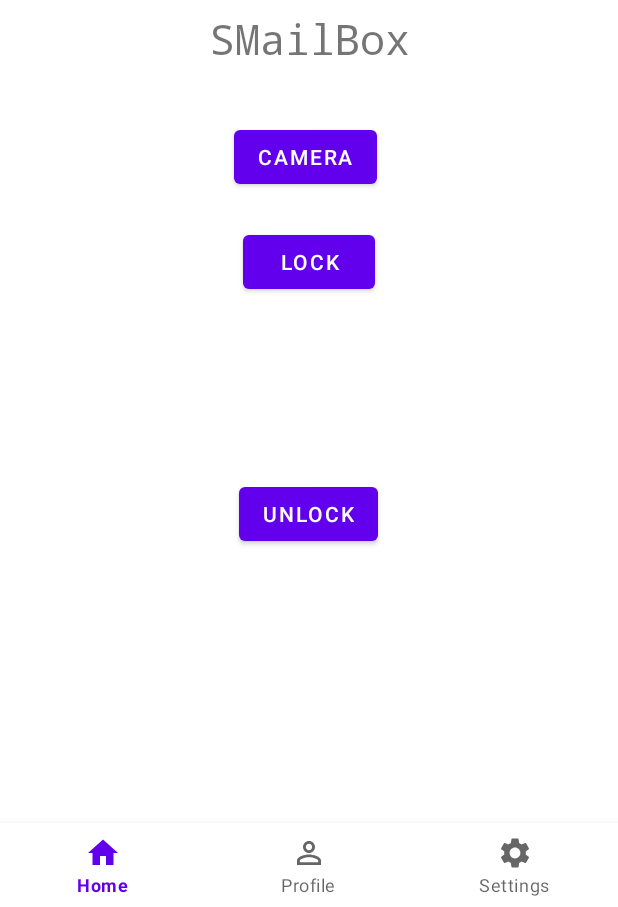
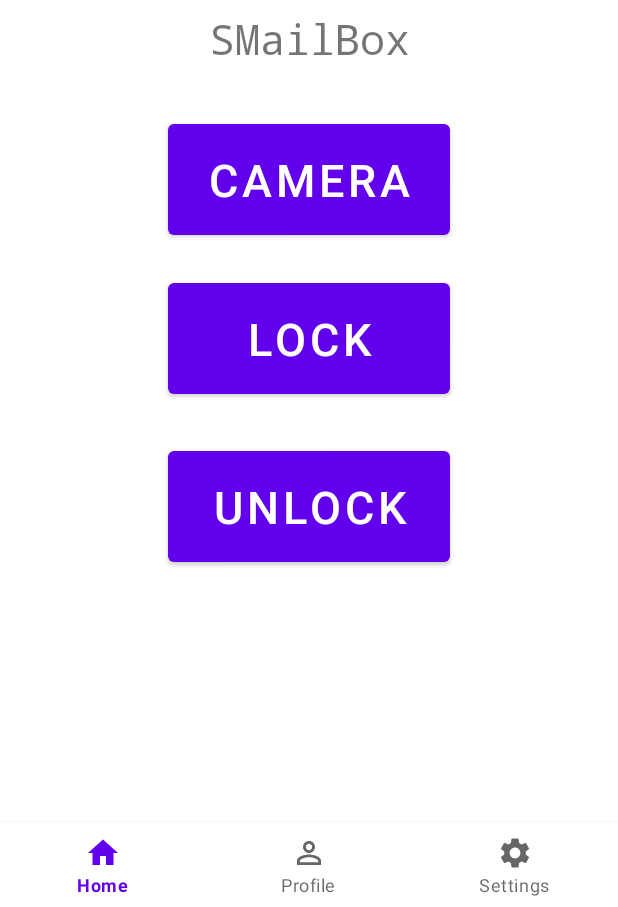
Before and after one commit to mynamehanul/Smail-Box-Application, an Android app: the layout activity_main.xml on its own in the app's theme, with its tools: preview values and no code run, on a phone screen of 412 x 824 dp, the part 329-1236 px from its top. Run offline under Robolectric (Android 15) with nearby library versions, the phone set to English and light mode, and no system bars.

Commit message:
Edited the button size

```diff
--- /dev/null
+++ b/app/src/main/res/drawable/baseline_camera_alt_24.xml
@@ -0,0 +1,6 @@
+<vector android:height="24dp" android:tint="#000000"
+    android:viewportHeight="24" android:viewportWidth="24"
+    android:width="24dp" xmlns:android="http://schemas.android.com/apk/res/android">
+    <path android:fillColor="@android:color/white" android:pathData="M12,12m-3.2,0a3.2,3.2 0,1 1,6.4 0a3.2,3.2 0,1 1,-6.4 0"/>
+    <path android:fillColor="@android:color/white" android:pathData="M9,2L7.17,4L4,4c-1.1,0 -2,0.9 -2,2v12c0,1.1 0.9,2 2,2h16c1.1,0 2,-0.9 2,-2L22,6c0,-1.1 -0.9,-2 -2,-2h-3.17L15,2L9,2zM12,17c-2.76,0 -5,-2.24 -5,-5s2.24,-5 5,-5 5,2.24 5,5 -2.24,5 -5,5z"/>
+</vector>
--- a/app/src/main/res/layout/activity_main.xml
+++ b/app/src/main/res/layout/activity_main.xml
@@ -40,44 +40,45 @@
         app:layout_constraintVertical_bias="0.34" />
 
     <Button
-        android:id="@+id/button"
-        android:layout_width="wrap_content"
-        android:layout_height="wrap_content"
-        android:layout_alignParentBottom="true"
-        android:layout_centerHorizontal="true"
-        android:layout_marginStart="4dp"
-        android:layout_marginBottom="238dp"
-        android:text="Unlock"
-        app:layout_constraintStart_toStartOf="@+id/button3"
-        app:layout_constraintTop_toTopOf="parent" />
-
-    <Button
-        android:id="@+id/button2"
-        android:layout_width="wrap_content"
-        android:layout_height="wrap_content"
-        android:layout_alignParentTop="true"
-        android:layout_centerHorizontal="true"
-        android:layout_marginStart="4dp"
-        android:layout_marginTop="370dp"
-        android:layout_marginBottom="20dp"
-        android:text="Lock"
-        app:layout_constraintBottom_toTopOf="@+id/button3"
-        app:layout_constraintStart_toStartOf="@+id/button3" />
-
-    <Button
-        android:id="@+id/button3"
-        android:layout_width="wrap_content"
-        android:layout_height="wrap_content"
+        android:id="@+id/camerabutton"
+        android:layout_width="188dp"
+        android:layout_height="86dp"
         android:layout_alignParentStart="true"
         android:layout_alignParentTop="true"
-        android:layout_centerHorizontal="true"
-        android:layout_marginStart="156dp"
-        android:layout_marginTop="300dp"
+        android:layout_marginStart="112dp"
+        android:layout_marginTop="296dp"
         android:text="Camera"
+        android:textSize="30sp"
         app:layout_constraintEnd_toEndOf="parent"
         app:layout_constraintHorizontal_bias="0.471"
         app:layout_constraintStart_toStartOf="parent"
-        app:layout_constraintTop_toBottomOf="@+id/button" />
+        app:layout_constraintTop_toBottomOf="@+id/unlockbutton" />
+
+    <Button
+        android:id="@+id/lockbutton"
+        android:layout_width="188dp"
+        android:layout_height="86dp"
+        android:layout_below="@+id/camerabutton"
+        android:layout_centerHorizontal="true"
+        android:layout_marginStart="4dp"
+        android:layout_marginTop="20dp"
+        android:layout_marginBottom="20dp"
+        android:text="Lock"
+        android:textSize="30sp"
+        app:layout_constraintBottom_toTopOf="@+id/unlockbutton"
+        app:layout_constraintStart_toStartOf="@+id/unlockbutton" />
+
+    <Button
+        android:id="@+id/unlockbutton"
+        android:layout_width="188dp"
+        android:layout_height="86dp"
+        android:layout_below="@+id/lockbutton"
+        android:layout_centerHorizontal="true"
+        android:layout_marginTop="6dp"
+        android:text="Unlock"
+        android:textSize="30sp"
+        app:layout_constraintStart_toStartOf="@+id/camerabutton"
+        app:layout_constraintTop_toTopOf="parent" />
 
     <FrameLayout
         android:layout_width="0dp"
```
Also changed, not shown: app/src/main/res/layout/activity_home.xml (+16 -13 lines), app/src/main/res/drawable/unlock.png (added).
